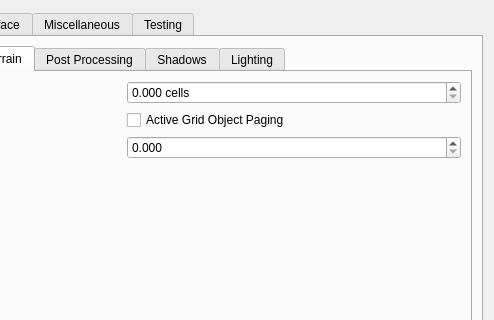
Qt form apps/launcher/ui/settingspage.ui (sunhawken/openmw) before a commit; both pictures show x 247 to 741 and y 0 to 320 of the 741 by 503 pixel window.
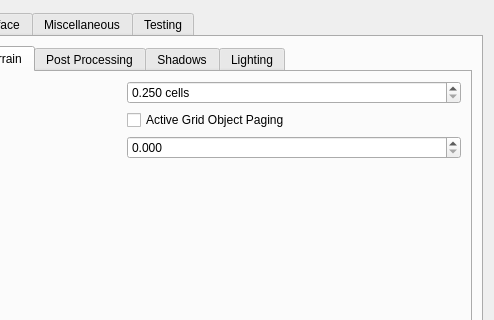
The same form after that commit. The open tabs and pages were chosen to show the change.

Commit message: Add a lower cap to launcher viewing distance spinbox (#8208)

What changed in the file:
```diff
--- a/apps/launcher/ui/settingspage.ui
+++ b/apps/launcher/ui/settingspage.ui
@@ -706,7 +706,7 @@
                   <number>3</number>
                  </property>
                  <property name="minimum">
-                  <double>0.000000000000000</double>
+                  <double>0.250000000000000</double>
                  </property>
                  <property name="singleStep">
                   <double>0.125000000000000</double>
```
The commit also changes 1 other file.
